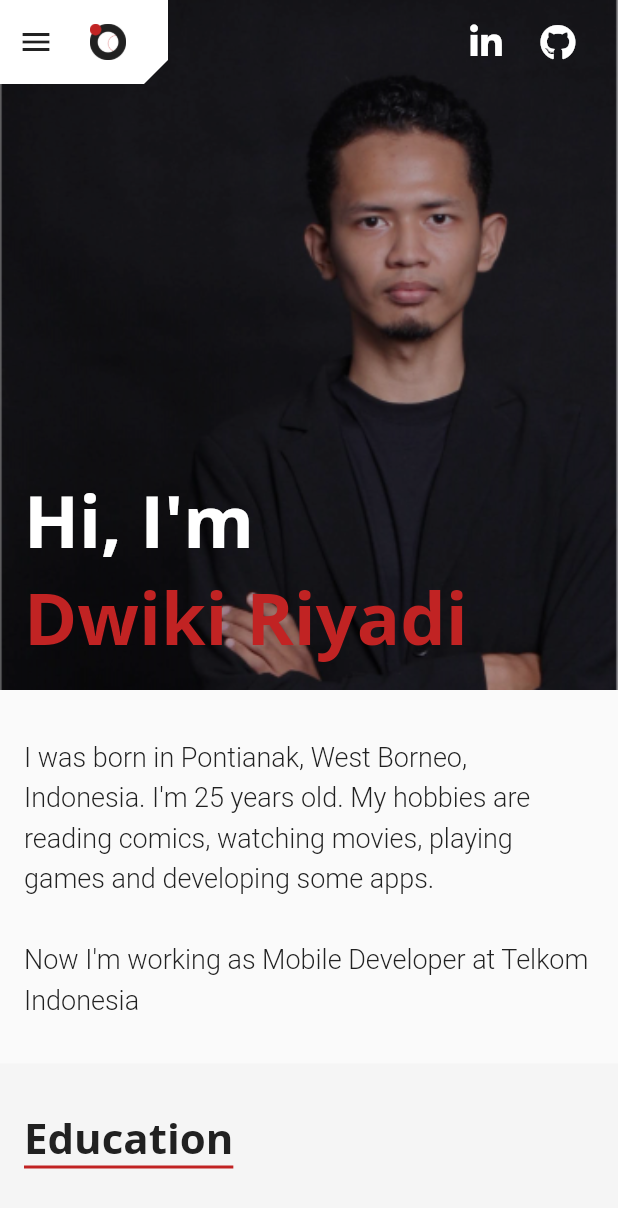
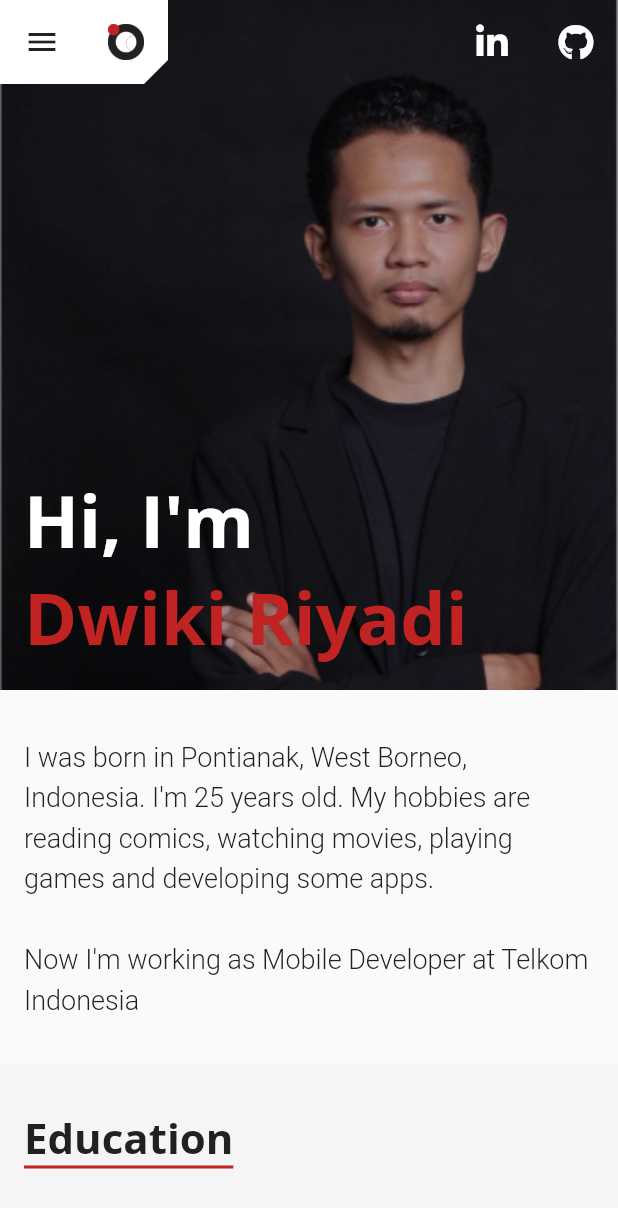
Before and after one commit to dwikiriyadi/dwikiriyadi-github.io, a Flutter app: the screen it shows after launch, on a phone screen of 412 x 824 dp. Shown: the top 1208 px of the screen. Run offline on Flutter 3.47's test engine with Material 2 defaults, Android fonts, the phone set to English and light mode, and no system bars; our stand-ins replace font_awesome_flutter, google_fonts.

```diff
--- a/lib/pages/home_page.dart
+++ b/lib/pages/home_page.dart
@@ -41,6 +41,7 @@ class _HomePageState extends State<HomePage> {
               ],
               developerAccount: [
                 IconButton(
+                    padding: EdgeInsets.symmetric(horizontal: 16),
                     icon:
                         Icon(FontAwesomeIcons.linkedinIn, color: Colors.white),
                     onPressed: () {
@@ -48,6 +49,7 @@ class _HomePageState extends State<HomePage> {
                           "https://www.linkedin.com/in/dwiki-riyadi-a944b66b/");
                     }),
                 IconButton(
+                    padding: EdgeInsets.symmetric(horizontal: 16),
                     icon: Icon(FontAwesomeIcons.github, color: Colors.white),
                     onPressed: () {
                       launch("https://github.com/dwikiriyadi");
--- a/lib/pages/root.dart
+++ b/lib/pages/root.dart
@@ -49,11 +49,15 @@ class _RootState extends State<Root> {
           ]),
           AppBarShortTop(backgroundColor: Colors.white, actions: [
             IconButton(
+                padding: EdgeInsets.symmetric(horizontal: 16),
                 icon: Icon(Icons.menu),
                 onPressed: () {
                   _scaffoldKey.currentState.openDrawer();
                 }),
-            IconButton(icon: Logo(width: 24, height: 24), onPressed: null)
+            IconButton(
+                padding: EdgeInsets.symmetric(horizontal: 16),
+                icon: Logo(width: 24, height: 24),
+                onPressed: null)
           ])
         ]));
   }
```
